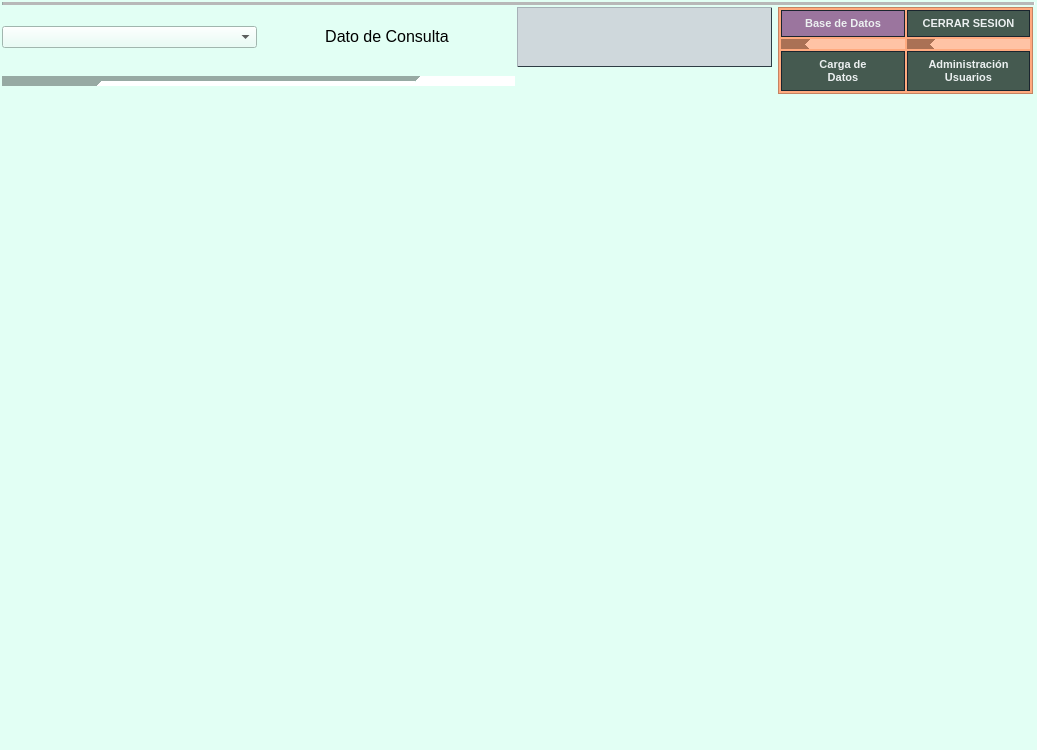
First picture: the form in ui/AplicacionPrincipal.ui, repository Musthia/base-deposito, before the edit.
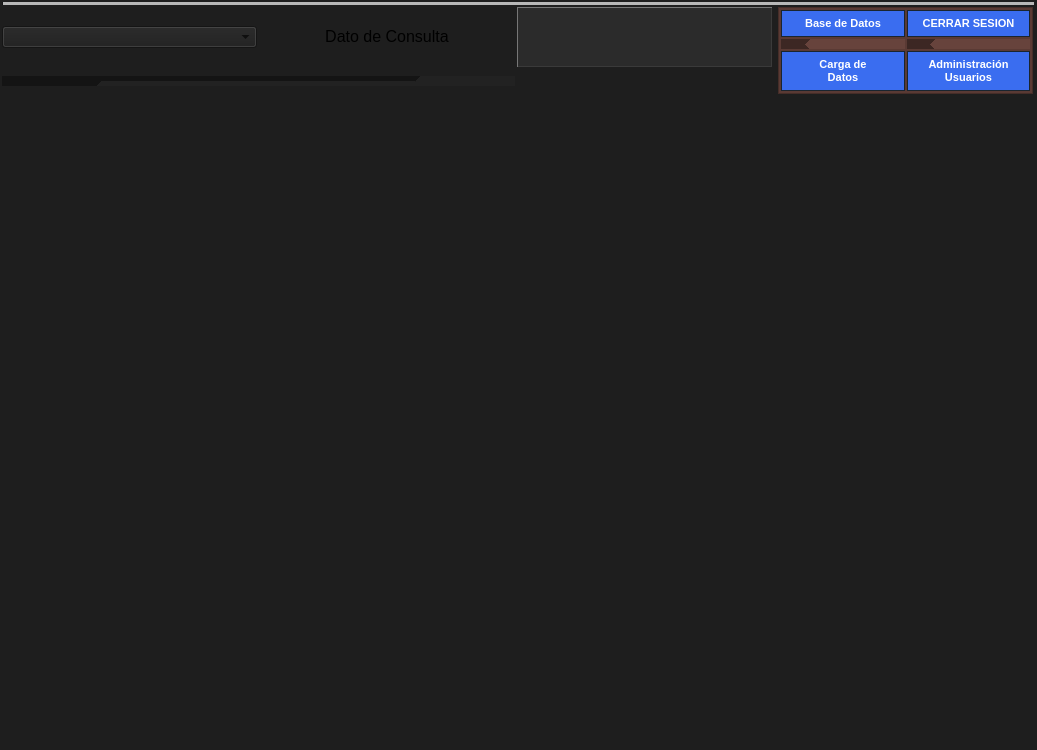
Second picture: the form after the edit. Icons and pictures are not drawn.

Diff of the .ui file:
```diff
--- a/ui/AplicacionPrincipal.ui
+++ b/ui/AplicacionPrincipal.ui
@@ -158,7 +158,7 @@
   </property>
   <property name="styleSheet">
    <string notr="true">
-background-color: rgb(226, 255, 244);</string>
+background-color: #1e1e1e;</string>
   </property>
   <widget class="QWidget" name="centralwidget">
    <property name="enabled">
@@ -812,17 +812,17 @@
       </property>
       <property name="styleSheet">
        <string notr="true">QLineEdit {
-    background-color: #cfd8dc;
-    border: 1px solid #455a64;
+    background-color: #2b2b2b;
+    border: 1px solid #555555;
 
 
-    color: #1a252f;
+    color: #e0e0e0;
 
     /* relieve simulado */
-    border-top-color: #a7b1b7;   /* borde superior más claro */
-    border-left-color: #a7b1b7;  /* borde izquierdo más claro */
-    border-right-color: #2e3d45; /* borde derecho más oscuro */
-    border-bottom-color: #2e3d45;
+    border-top-color: #777777;
+    border-left-color: #777777;
+    border-right-color: #3a3a3a;
+    border-bottom-color: #3a3a3a;
 }
 
 QLineEdit:focus {
@@ -867,7 +867,7 @@
        </sizepolicy>
       </property>
       <property name="styleSheet">
-       <string notr="true">background-color: rgb(255, 170, 127);</string>
+       <string notr="true">background-color: #5a3a34;</string>
       </property>
       <property name="frameShape">
        <enum>QFrame::Shape::StyledPanel</enum>
@@ -908,8 +908,8 @@
          </property>
          <property name="styleSheet">
           <string notr="true">QPushButton {
-    background-color:#9b759e;
-    color: #ecf0f1;
+    background-color: #3a6df0;
+    color: #ffffff;
     border: 1px solid #1a252f;
  
     padding: 6px 12px;
@@ -924,9 +924,9 @@
     border: 2px solid #1a252f;
 }
 QPushButton:disabled {
-    background-color: #a7b0b5;
-    color: #dfe4e8;
-    border: 1px solid #95a5a6;
+    background-color: #666666;
+    color: #b0b0b0;
+    border: 1px solid #555555;
 }</string>
          </property>
          <property name="text">
@@ -944,8 +944,8 @@
          </property>
          <property name="styleSheet">
           <string notr="true">QPushButton {
-    background-color: #455a50;
-    color: #ecf0f1;
+    background-color: #3a6df0;
+    color: #ffffff;
     border: 1px solid #1a252f;
  
     padding: 6px 12px;
@@ -960,9 +960,9 @@
     border: 2px solid #1a252f;
 }
 QPushButton:disabled {
-    background-color: #a7b0b5;
-    color: #dfe4e8;
-    border: 1px solid #95a5a6;
+    background-color: #666666;
+    color: #b0b0b0;
+    border: 1px solid #555555;
 }</string>
          </property>
          <property name="text">
@@ -981,8 +981,8 @@
          </property>
          <property name="styleSheet">
           <string notr="true">QPushButton {
-    background-color: #455a50;
-    color: #ecf0f1;
+    background-color: #3a6df0;
+    color: #ffffff;
     border: 1px solid #1a252f;
  
     padding: 6px 12px;
@@ -997,9 +997,9 @@
     border: 2px solid #1a252f;
 }
 QPushButton:disabled {
-    background-color: #a7b0b5;
-    color: #dfe4e8;
-    border: 1px solid #95a5a6;
+    background-color: #666666;
+    color: #b0b0b0;
+    border: 1px solid #555555;
 }</string>
          </property>
          <property name="text">
@@ -1039,8 +1039,8 @@
          </property>
          <property name="styleSheet">
           <string notr="true">QPushButton {
-    background-color: #455a50;
-    color: #ecf0f1;
+    background-color: #3a6df0;
+    color: #ffffff;
     border: 1px solid #1a252f;
  
     padding: 6px 12px;
@@ -1055,9 +1055,9 @@
     border: 2px solid #1a252f;
 }
 QPushButton:disabled {
-    background-color: #a7b0b5;
-    color: #dfe4e8;
-    border: 1px solid #95a5a6;
+    background-color: #666666;
+    color: #b0b0b0;
+    border: 1px solid #555555;
 }</string>
          </property>
          <property name="text">
```
Left out of the diff: 34 changed lines with no effect on the pictures.
